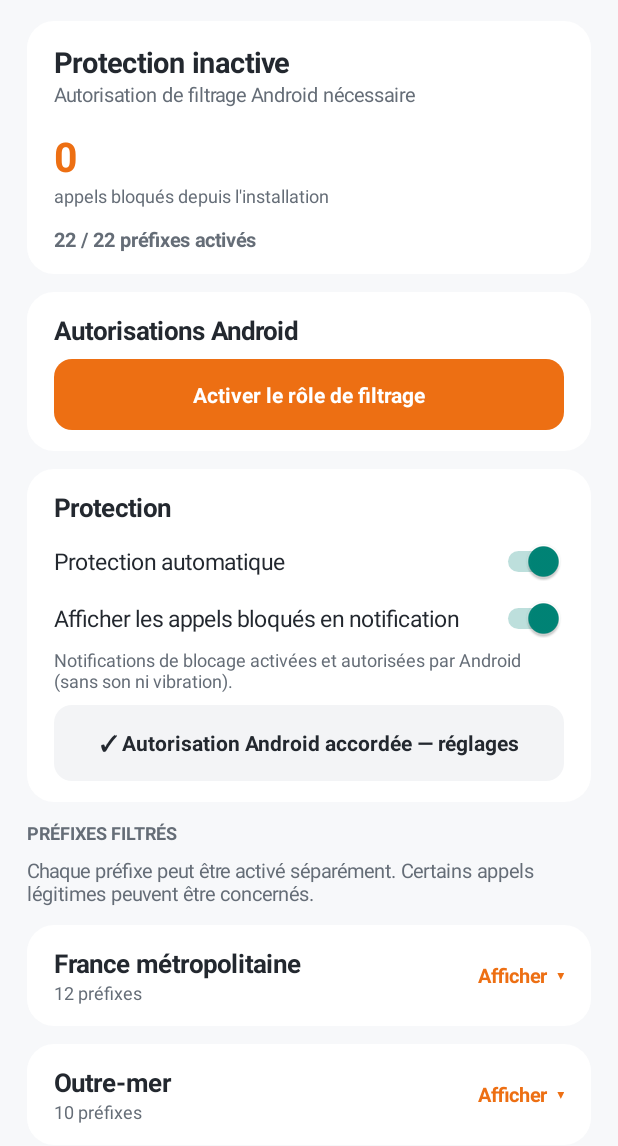
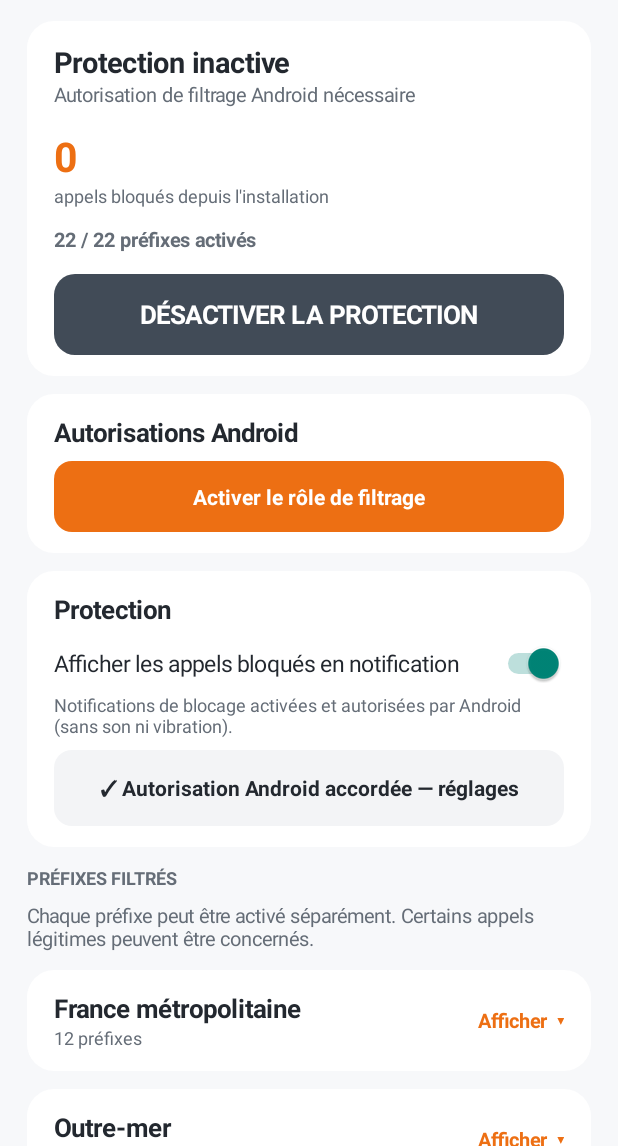
Before and after one commit to SDINAHET/anti-demarchage_android, an Android app: the screen it shows after launch (MainActivity), on a phone screen of 412 x 824 dp, the part 90-1236 px from its top. Run offline under Robolectric (Android 15) with nearby library versions, the phone set to English and light mode, and no system bars.

Commit message:
feat(v2): prominent one-tap enable-disable protection button on dashboard

```diff
--- a/app/src/main/java/fr/antidemarchage/MainActivity.java
+++ b/app/src/main/java/fr/antidemarchage/MainActivity.java
@@ -15,7 +15,7 @@ import android.widget.*;
 public class MainActivity extends Activity {
  private SharedPreferences prefs;
  private RoleManager roles;
- private TextView protectionTitle, protectionDetail, countText, prefixCount, roleButton, notificationButton, shortcutButton, notificationDetail;
+ private TextView protectionTitle, protectionDetail, countText, prefixCount, roleButton, notificationButton, shortcutButton, notificationDetail, mainToggleButton;
  private LinearLayout root;
  private final int ORANGE=Color.rgb(237,111,19), INK=Color.rgb(35,40,47), MUTED=Color.rgb(101,109,119);
  private int dp(float v){return (int)(v*getResources().getDisplayMetrics().density+0.5f);}
@@ -90,6 +90,17 @@ public class MainActivity extends Activity {
   countText=text("",27,ORANGE,true);overview.addView(countText);
   overview.addView(text("appels bloqués depuis l'installation",12,MUTED,false));gap(overview,12);
   prefixCount=text("",13,MUTED,true);overview.addView(prefixCount);
+  gap(overview,14);
+  mainToggleButton=text("",17,Color.WHITE,true);
+  mainToggleButton.setGravity(Gravity.CENTER);
+  mainToggleButton.setMinHeight(dp(54));
+  mainToggleButton.setPadding(dp(16),dp(15),dp(16),dp(15));
+  mainToggleButton.setOnClickListener(v->{
+   boolean next=!prefs.getBoolean("enabled",true);
+   prefs.edit().putBoolean("enabled",next).apply();
+   refresh();
+  });
+  overview.addView(mainToggleButton,new LinearLayout.LayoutParams(-1,-2));
   LinearLayout permissions=card();permissions.addView(text("Autorisations Android",17,INK,true));gap(permissions,8);
   roleButton=text("",14,Color.WHITE,true);roleButton.setGravity(Gravity.CENTER);
   roleButton.setPadding(dp(12),dp(14),dp(12),dp(14));roleButton.setBackground(shape(ORANGE,12));
@@ -102,7 +113,6 @@ public class MainActivity extends Activity {
   });
   permissions.addView(roleButton);
   LinearLayout settings=card();settings.addView(text("Protection",17,INK,true));gap(settings,6);
-  switchRow(settings,"Protection automatique","enabled");
   switchRow(settings,"Afficher les appels bloqués en notification","notifications");
   notificationDetail=text("",12,MUTED,false);settings.addView(notificationDetail);
   gap(settings,8);
@@ -179,6 +189,11 @@ public class MainActivity extends Activity {
   if(notificationButton!=null)notificationButton.setText(systemNotifications?"✓ Autorisation Android accordée — réglages":"Autoriser les notifications dans Android");
   if(notificationDetail!=null)notificationDetail.setText(!appNotifications?"Notifications de blocage désactivées dans l’application. Les appels restent filtrés.":!systemNotifications?"Notifications de blocage activées dans l’application, mais bloquées par Android.":"Notifications de blocage activées et autorisées par Android (sans son ni vibration).");
   if(shortcutButton!=null)shortcutButton.setText(shortcutVisible()?"✓ Raccourci activé — vérifier":"Afficher le raccourci");
+  if(mainToggleButton!=null){
+   mainToggleButton.setText(enabled?"DÉSACTIVER LA PROTECTION":"ACTIVER LA PROTECTION");
+   mainToggleButton.setBackground(shape(enabled?0xFF414B57:0xFF237B49,14));
+   mainToggleButton.setContentDescription(enabled?"Désactiver le filtrage des appels":"Activer le filtrage des appels");
+  }
   countText.setText(String.valueOf(prefs.getInt("count",0)));
   int n=0;for(String p:PrefixFilter.PREFIXES)if(prefs.getBoolean(p,true))n++;
   prefixCount.setText(n+" / "+PrefixFilter.PREFIXES.size()+" préfixes activés");
```
